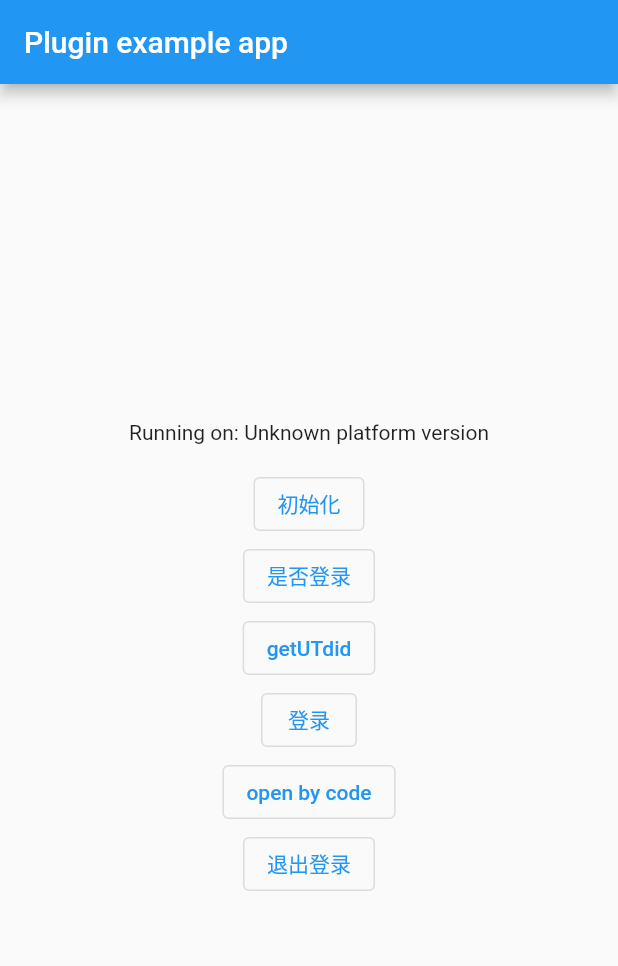
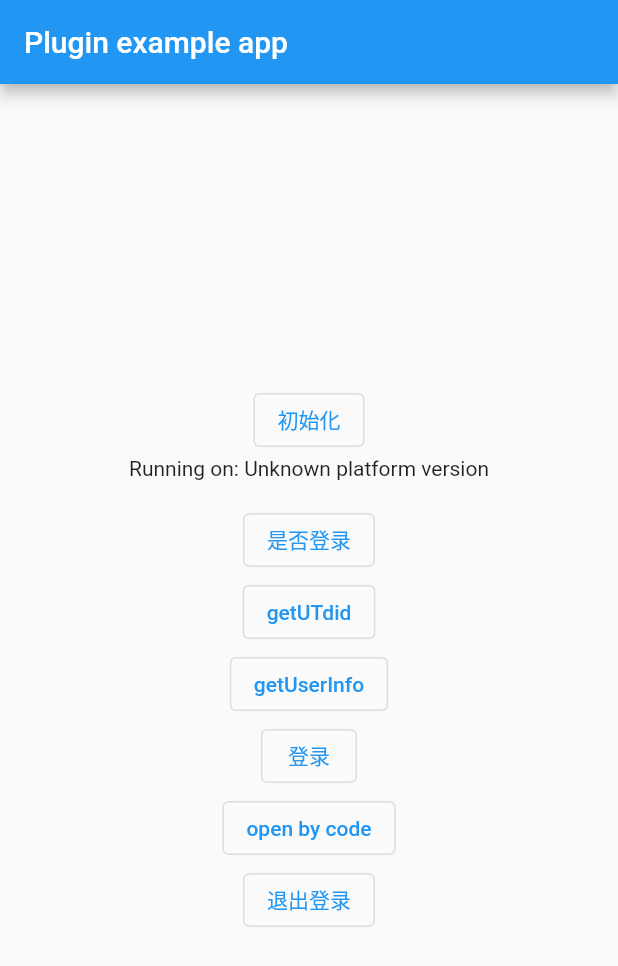
Before and after one commit to zenganiu/flutter_dmcb_alibc, a Flutter app: the screen it shows after launch, after a tap on "退出登录", on a phone screen of 412 x 824 dp. Shown: the top 966 px of the screen. Run offline on Flutter 3.47's test engine with Material 2 defaults, Android fonts, the light colour scheme and no system bars.

Commit message:
feat: iOS端已完成

```diff
--- a/example/lib/main.dart
+++ b/example/lib/main.dart
@@ -26,6 +26,11 @@ class _MyAppState extends State<MyApp> {
 
   // Platform messages are asynchronous, so we initialize in an async method.
   Future<void> initPlatformState() async {
+
+    final result = await FlutterDmcbAlibc.initAlibc();
+    print(result);
+
+
     String platformVersion;
     // Platform messages may fail, so we use a try/catch PlatformException.
     // We also handle the message potentially returning null.
@@ -56,10 +61,11 @@ class _MyAppState extends State<MyApp> {
           child: Column(
             mainAxisAlignment: MainAxisAlignment.center,
             children: [
+              OutlinedButton(onPressed: initAlibc, child: const Text('初始化')),
               Text('Running on: $_platformVersion\n'),
-              OutlinedButton(onPressed: initAlibc, child: const Text('初始化')),
               OutlinedButton(onPressed: hasLogin, child: const Text('是否登录')),
               OutlinedButton(onPressed: getUTdid, child: const Text('getUTdid')),
+              OutlinedButton(onPressed: getUserInfo, child: const Text('getUserInfo')),
               OutlinedButton(onPressed: login, child: const Text('登录')),
               OutlinedButton(onPressed: openByCode, child: const Text('open by code')),
               OutlinedButton(onPressed: logout, child: const Text('退出登录')),
@@ -80,6 +86,11 @@ class _MyAppState extends State<MyApp> {
     print(utdid);
   }
 
+  void getUserInfo() async {
+    final utdid = await FlutterDmcbAlibc.getUserInfo();
+    print(utdid);
+  }
+
   void hasLogin() async {
     final hasLogin = await FlutterDmcbAlibc.isLogin();
     print(hasLogin);
@@ -91,7 +102,7 @@ class _MyAppState extends State<MyApp> {
   }
 
   void logout() async {
-    FlutterDmcbAlibc.loignOut();
+    FlutterDmcbAlibc.logout();
   }
 
   void openByCode() async {
--- /dev/null
+++ b/lib/dmcb_alibc_model.dart
@@ -0,0 +1,66 @@
+import 'dart:convert' as convert;
+
+class DmcbAlibcModel<T> {
+  /// 状态码，成功为：'00000'
+  String code;
+  String message;
+  T? payload;
+
+  bool get isSuccess => code == '00000';
+
+  DmcbAlibcModel({required this.code, this.message = '', this.payload});
+
+  DmcbAlibcModel.formJson(Map? js)
+      : code = _getValueByJson<String>(js?['code']) ?? '-99999',
+        message = _getValueByJson<String>(js?['message']) ?? '未知数据',
+        payload = _getPayloadModel<T>(js?['payload']);
+
+  @override
+  String toString() {
+    final list = {'code': code, 'message': message, 'payload': payload.toString()};
+    return convert.jsonEncode(list);
+  }
+}
+
+class DmcbAlibcUser {
+  final String? nick;
+  final String? avatarUrl;
+  final String? openId;
+  final String? openSid;
+  final String? topAccessToken;
+  final String? topAuthCode;
+  DmcbAlibcUser({
+    this.nick,
+    this.avatarUrl,
+    this.openId,
+    this.openSid,
+    this.topAccessToken,
+    this.topAuthCode,
+  });
+
+  DmcbAlibcUser.fromJson(Map? js)
+      : nick = _getValueByJson<String>(js?['nick']),
+        avatarUrl = _getValueByJson<String>(js?['avatarUrl']),
+        openId = _getValueByJson<String>(js?['openId']),
+        openSid = _getValueByJson<String>(js?['openSid']),
+        topAccessToken = _getValueByJson<String>(js?['topAccessToken']),
+        topAuthCode = _getValueByJson<String>(js?['topAuthCode']);
+}
+
+T? _getPayloadModel<T>(dynamic value) {
+  T? result = null;
+  if (value is Map) {
+    if (T == DmcbAlibcUser) {
+      result = DmcbAlibcUser.fromJson(value) as T?;
+    }
+  }
+  return result;
+}
+
+T? _getValueByJson<T>(dynamic value) {
+  if (value is T) {
+    return value;
+  } else {
+    return null;
+  }
+}
--- a/lib/flutter_dmcb_alibc.dart
+++ b/lib/flutter_dmcb_alibc.dart
@@ -1,5 +1,7 @@
 import 'dart:async';
 import 'package:flutter/services.dart';
+
+import 'dmcb_alibc_model.dart';
 
 class FlutterDmcbAlibc {
   static const MethodChannel _channel = MethodChannel('flutter_dmcb_alibc');
@@ -10,15 +12,17 @@ class FlutterDmcbAlibc {
   }
 
   /// 初始化百川电商SDK
-  static Future<dynamic?> initAlibc() async {
-    var version = await _channel.invokeMethod('initAlibc');
-    return version;
+  static Future<DmcbAlibcModel> initAlibc() async {
+    final json = await _channel.invokeMethod<Map>('initAlibc');
+    final model = DmcbAlibcModel.formJson(json);
+    return model;
   }
 
   /// 授权登录
-  static Future<Map?> authLogin() async {
-    final Map? result = await _channel.invokeMethod('authLogin');
-    return result;
+  static Future<DmcbAlibcModel<DmcbAlibcUser>> authLogin() async {
+    final json = await _channel.invokeMethod<Map>('authLogin');
+    final model = DmcbAlibcModel<DmcbAlibcUser>.formJson(json);
+    return model;
   }
 
   /// 获取Utdid
@@ -28,8 +32,8 @@ class FlutterDmcbAlibc {
   }
 
   /// 退出登录
-  static void loignOut() {
-    _channel.invokeMethod('loginOut');
+  static void logout() {
+    _channel.invokeMethod('logout');
   }
 
   /// 是否已登录
@@ -38,25 +42,36 @@ class FlutterDmcbAlibc {
     return result == true;
   }
 
+  static Future<DmcbAlibcModel<DmcbAlibcUser>> getUserInfo() async {
+    final json = await _channel.invokeMethod<Map>('getUserInfo');
+    final model = DmcbAlibcModel<DmcbAlibcUser>.formJson(json);
+    return model;
+  }
+
   /// 打开商品
   ///
   /// [id] 商品id
   /// [pid] 淘客ID
   /// [relationId] 渠道id
-  static Future openByCode({
+  static Future<DmcbAlibcModel> openByCode({
     required String id,
     required String pid,
     required String relationId,
   }) async {
-    _channel.invokeMethod('openByCode', {"id": id, 'pid': pid, 'relationId': relationId});
+    final json = await _channel.invokeMethod<Map>('openByCode', {"id": id, 'pid': pid, 'relationId': relationId});
+    final model = DmcbAlibcModel.formJson(json);
+    return model;
   }
 
-  static void openByUrl({
+  static Future<DmcbAlibcModel> openByUrl({
     required String url,
     required String id,
     required String pid,
     required String relationId,
-  }) {
-    _channel.invokeMethod('openByUrl', {"url": url, "id": id, 'pid': pid, 'relationId': relationId});
+  }) async {
+    final json =
+        await _channel.invokeMethod<Map>('openByUrl', {"url": url, "id": id, 'pid': pid, 'relationId': relationId});
+    final model = DmcbAlibcModel.formJson(json);
+    return model;
   }
 }
```
Also changed, not shown: 2 other files.
